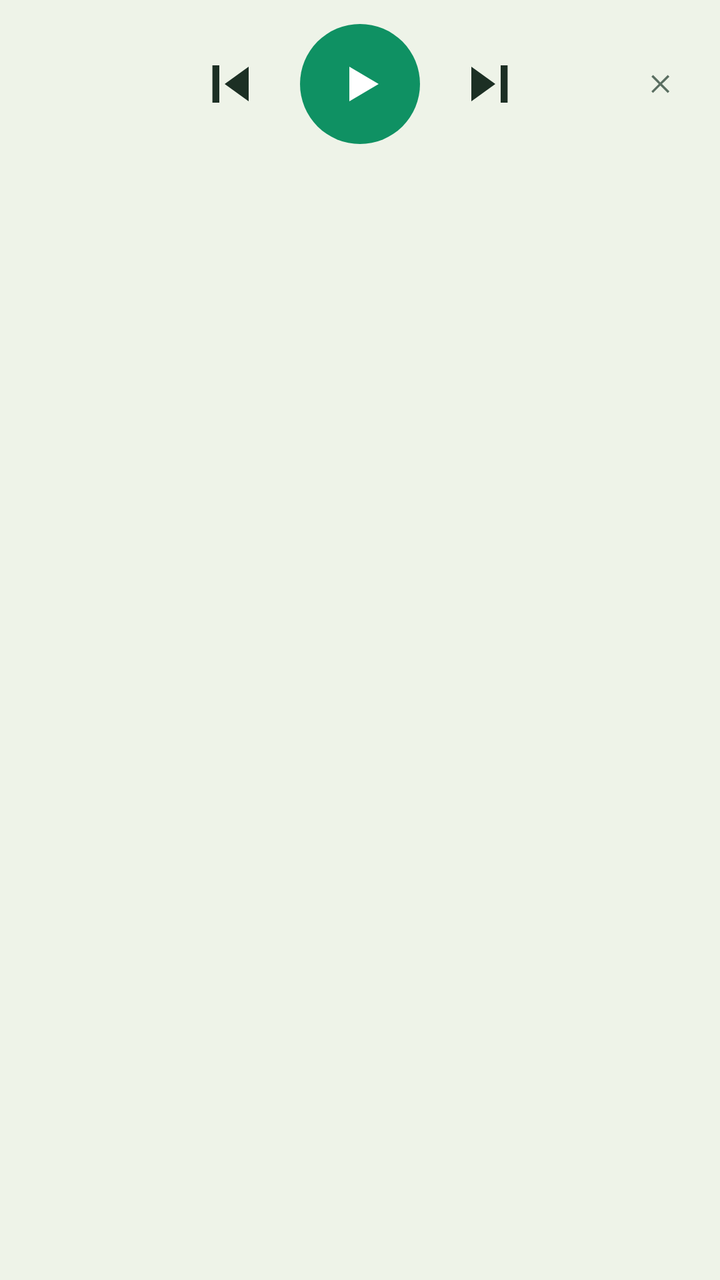
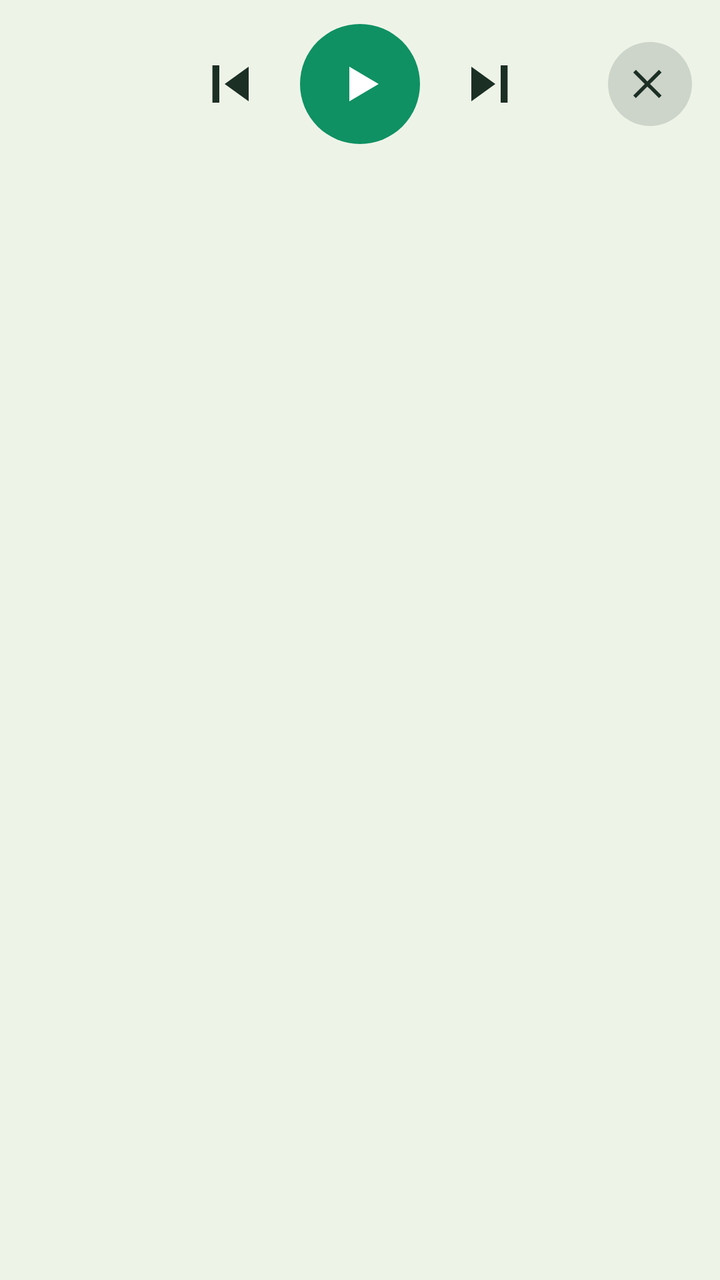

Compare the two renders of this Android layout. The source of the first and the diff that turns it into the second are given below.
<!-- AndroidManifest.xml: application theme AppTheme -->
<!-- res/layout/notification_player.xml -->
<?xml version="1.0" encoding="utf-8"?>
<LinearLayout xmlns:android="http://schemas.android.com/apk/res/android"
    android:id="@+id/notif_root"
    android:layout_width="match_parent"
    android:layout_height="wrap_content"
    android:background="#EEF3E8"
    android:orientation="vertical"
    android:paddingTop="12dp"
    android:paddingBottom="14dp"
    android:paddingStart="14dp"
    android:paddingEnd="14dp">

    
    <FrameLayout
        android:layout_width="match_parent"
        android:layout_height="wrap_content">

        <LinearLayout
            android:layout_width="wrap_content"
            android:layout_height="wrap_content"
            android:layout_gravity="center_horizontal"
            android:orientation="horizontal"
            android:gravity="center_vertical">

            <ImageView
                android:id="@+id/notif_prev"
                android:layout_width="50dp"
                android:layout_height="50dp"
                android:padding="9dp"
                android:src="@drawable/ic_notif_prev"
                android:tint="#1C2F24"
                android:contentDescription="Pichla kalam" />

            <ImageView
                android:id="@+id/notif_toggle"
                android:layout_width="60dp"
                android:layout_height="60dp"
                android:padding="14dp"
                android:layout_marginStart="10dp"
                android:layout_marginEnd="10dp"
                android:src="@drawable/ic_notif_play"
                android:tint="#FFFFFF"
                android:background="@drawable/notif_toggle_bg"
                android:contentDescription="Play / Pause" />

            <ImageView
                android:id="@+id/notif_next"
                android:layout_width="50dp"
                android:layout_height="50dp"
                android:padding="9dp"
                android:src="@drawable/ic_notif_next"
                android:tint="#1C2F24"
                android:contentDescription="Agla kalam" />
        </LinearLayout>

        <ImageView
            android:id="@+id/notif_close"
            android:layout_width="30dp"
            android:layout_height="30dp"
            android:layout_gravity="end|center_vertical"
            android:padding="8dp"
            android:src="@drawable/ic_notif_close"
            android:tint="#5A6E61"
            android:contentDescription="Band karein" />
    </FrameLayout>

    <TextView
        android:id="@+id/notif_title"
        android:layout_width="match_parent"
        android:layout_height="wrap_content"
        android:layout_marginTop="10dp"
        android:gravity="center"
        android:maxLines="2"
        android:ellipsize="end"
        android:textSize="14sp"
        android:textStyle="bold"
        android:textColor="#1C2F24" />

    <TextView
        android:id="@+id/notif_artist"
        android:layout_width="match_parent"
        android:layout_height="wrap_content"
        android:layout_marginTop="3dp"
        android:gravity="center"
        android:maxLines="1"
        android:ellipsize="end"
        android:textSize="11.5sp"
        android:textColor="#5A6E61" />
</LinearLayout>
<!-- resources referenced by this layout -->
<resources>
  <!-- drawable ic_notif_close (drawable) -->
  <?xml version="1.0" encoding="utf-8"?>
  <vector xmlns:android="http://schemas.android.com/apk/res/android"
      android:width="24dp"
      android:height="24dp"
      android:viewportWidth="24"
      android:viewportHeight="24">
      <path
          android:fillColor="#FFFFFFFF"
          android:pathData="M18.3,5.71L12,12L18.3,18.29L16.89,19.7L10.59,13.41L4.3,19.7L2.89,18.29L9.18,12L2.89,5.71L4.3,4.29L10.59,10.59L16.89,4.29Z" />
  </vector>
  <!-- drawable ic_notif_next (drawable) -->
  <?xml version="1.0" encoding="utf-8"?>
  <vector xmlns:android="http://schemas.android.com/apk/res/android"
      android:width="24dp"
      android:height="24dp"
      android:viewportWidth="24"
      android:viewportHeight="24">
      <path
          android:fillColor="#FFFFFFFF"
          android:pathData="M5,5.5L14,12L5,18.5Z" />
      <path
          android:fillColor="#FFFFFFFF"
          android:pathData="M16,5H18.6V19H16Z" />
  </vector>
  <!-- drawable ic_notif_play (drawable) -->
  <?xml version="1.0" encoding="utf-8"?>
  <vector xmlns:android="http://schemas.android.com/apk/res/android"
      android:width="24dp"
      android:height="24dp"
      android:viewportWidth="24"
      android:viewportHeight="24">
      <path
          android:fillColor="#FFFFFFFF"
          android:pathData="M8,5.5L8,18.5L19,12Z" />
  </vector>
  <!-- drawable ic_notif_prev (drawable) -->
  <?xml version="1.0" encoding="utf-8"?>
  <vector xmlns:android="http://schemas.android.com/apk/res/android"
      android:width="24dp"
      android:height="24dp"
      android:viewportWidth="24"
      android:viewportHeight="24">
      <path
          android:fillColor="#FFFFFFFF"
          android:pathData="M19,5.5L10,12L19,18.5Z" />
      <path
          android:fillColor="#FFFFFFFF"
          android:pathData="M5.4,5H8V19H5.4Z" />
  </vector>
  <!-- drawable notif_toggle_bg (drawable) -->
  <?xml version="1.0" encoding="utf-8"?>
  <shape xmlns:android="http://schemas.android.com/apk/res/android"
      android:shape="oval">
      <solid android:color="#0F9163" />
  </shape>
  <style name="AppTheme" parent="Theme.AppCompat.Light.DarkActionBar">
          
          <item name="colorPrimary">@color/colorPrimary</item>
          <item name="colorPrimaryDark">@color/colorPrimaryDark</item>
          <item name="colorAccent">@color/colorAccent</item>
      </style>
</resources>

<!-- the commit's change to res/layout/notification_player.xml (unified diff, before → after) -->
@@ -55,12 +55,13 @@
 
         <ImageView
             android:id="@+id/notif_close"
-            android:layout_width="30dp"
-            android:layout_height="30dp"
+            android:layout_width="42dp"
+            android:layout_height="42dp"
             android:layout_gravity="end|center_vertical"
-            android:padding="8dp"
+            android:padding="10dp"
             android:src="@drawable/ic_notif_close"
-            android:tint="#5A6E61"
+            android:tint="#1C2F24"
+            android:background="@drawable/notif_close_bg"
             android:contentDescription="Band karein" />
     </FrameLayout>
 
<!-- resource entries referenced after the edit -->
@@ -50,6 +50,12 @@
           android:fillColor="#FFFFFFFF"
           android:pathData="M5.4,5H8V19H5.4Z" />
   </vector>
+  <!-- drawable notif_close_bg (drawable) -->
+  <?xml version="1.0" encoding="utf-8"?>
+  <shape xmlns:android="http://schemas.android.com/apk/res/android"
+      android:shape="oval">
+      <solid android:color="#2E374A3E" />
+  </shape>
   <!-- drawable notif_toggle_bg (drawable) -->
   <?xml version="1.0" encoding="utf-8"?>
   <shape xmlns:android="http://schemas.android.com/apk/res/android"
